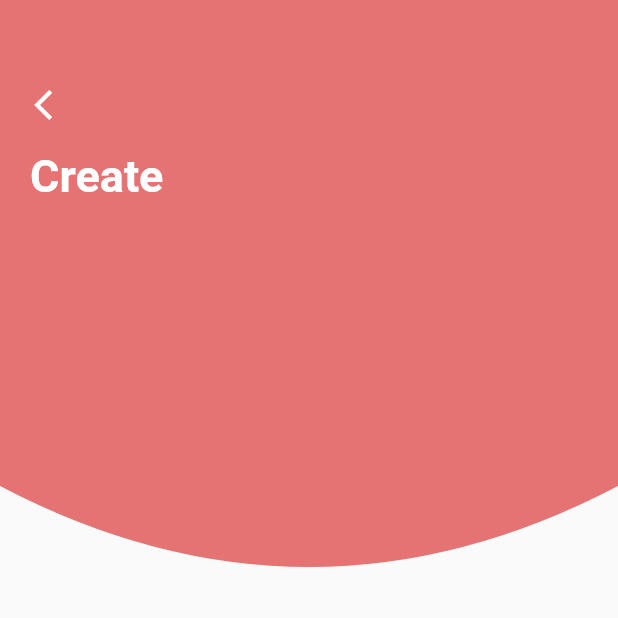
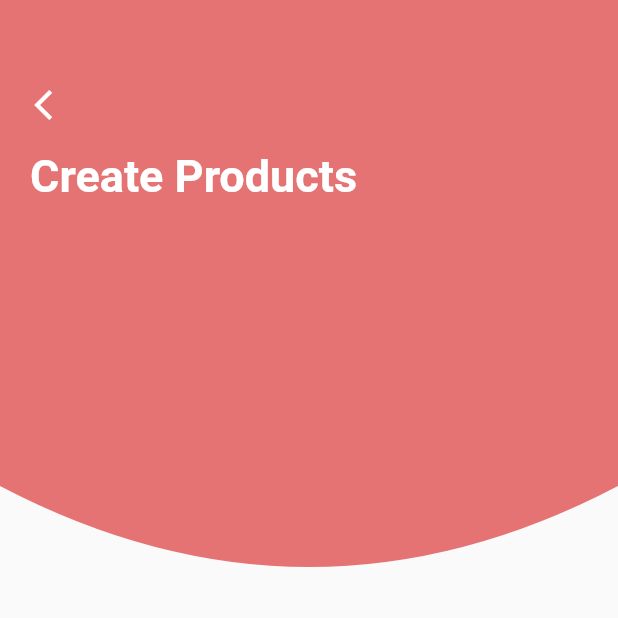
Before and after one commit to PereiraCC/flutter-agent-management, a Flutter app: the ProductsOptionsScreen screen opened by its route, on a phone screen of 412 x 824 dp, the top half of it. Run offline on Flutter 3.47's test engine with Material 2 defaults, Android fonts, the phone set to English and light mode, and no system bars; our stand-ins replace flutter_secure_storage, flutter_signin_button, google_sign_in, image_picker, sqflite; missing offline and left inert: mime_type; accounts and stored records are empty.

Commit message:
header_category.dart: fixes titles

```diff
--- a/lib/widgets/header_category.dart
+++ b/lib/widgets/header_category.dart
@@ -76,8 +76,8 @@ class _Title extends StatelessWidget {
           margin: EdgeInsets.symmetric(vertical: 10, horizontal: 20),
           child: Text(
             (this.category == TypeCategory.Agents)
-            ? (agentProvider.updating) ? 'Edit' : 'Create'
-            : 'Create',
+            ? (agentProvider.updating) ? 'Edit Agents' : 'Create Agents'
+            : 'Create Products',
             style: TextStyle(
               fontSize: 30,
               fontWeight: FontWeight.bold,
```
